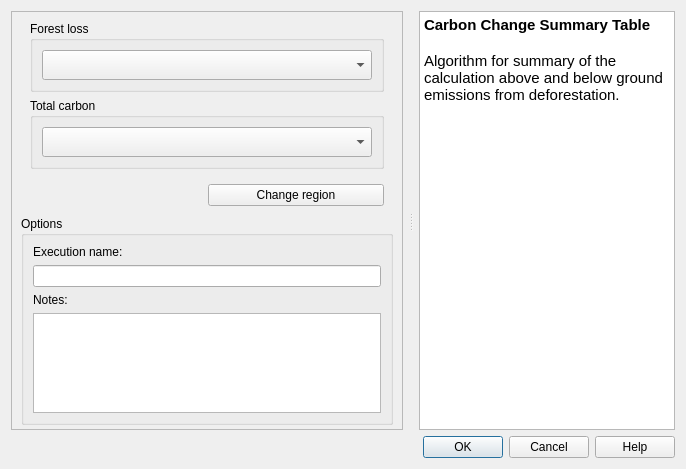
The window that LDMP/gui/DlgCalculateTCSummaryTable.ui (ConservationInternational/trends.earth) describes before a commit, drawn with Qt 5.
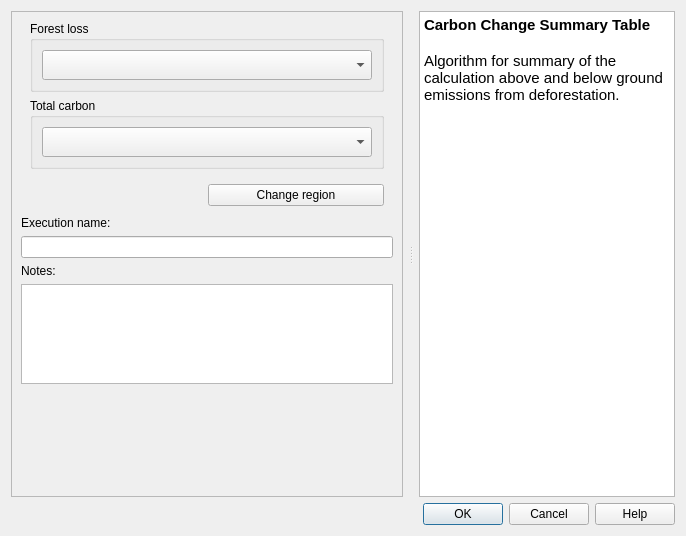
The same window after the commit. Custom widgets are drawn as their Qt base class.

Commit message: using only one group box on all algorithms execution dialogs

Diff of the .ui file:
```diff
--- a/LDMP/gui/DlgCalculateTCSummaryTable.ui
+++ b/LDMP/gui/DlgCalculateTCSummaryTable.ui
@@ -7,7 +7,7 @@
     <x>0</x>
     <y>0</y>
     <width>686</width>
-    <height>342</height>
+    <height>536</height>
    </rect>
   </property>
   <property name="sizePolicy">
@@ -204,15 +204,6 @@
         </layout>
        </item>
        <item>
-        <widget class="QgsCollapsibleGroupBox" name="options_group">
-         <property name="title">
-          <string>Options</string>
-         </property>
-         <property name="collapsed">
-          <bool>true</bool>
-         </property>
-         <layout class="QVBoxLayout" name="verticalLayout_2">
-          <item>
            <widget class="QLabel" name="execution_name_la">
             <property name="text">
              <string>Execution name:</string>
@@ -251,9 +242,6 @@
             </property>
            </widget>
           </item>
-         </layout>
-        </widget>
-       </item>
        <item>
         <spacer name="verticalSpacer">
          <property name="orientation">
@@ -311,12 +299,6 @@
   </layout>
  </widget>
  <customwidgets>
-  <customwidget>
-   <class>QgsCollapsibleGroupBox</class>
-   <extends>QGroupBox</extends>
-   <header>qgis.gui</header>
-   <container>1</container>
-  </customwidget>
   <customwidget>
    <class>WidgetDataIOSelectTELayerExisting</class>
    <extends>QComboBox</extends>
```
Lines whose indentation alone changed are shown as unchanged. The commit also changes 11 other files.
